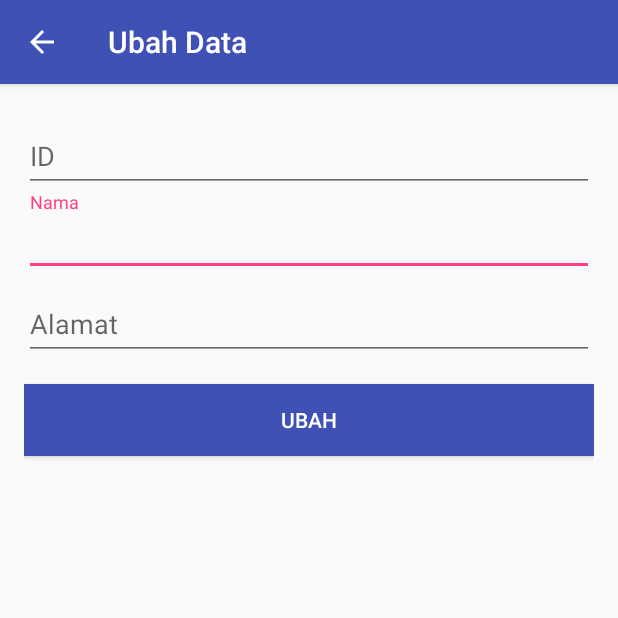
After one commit to MashudiSudonym/mobile-crud-api, an Android app: the UpdateActivity screen opened directly, with no data from a screen before it, on a phone screen of 412 x 824 dp, the top half of it. The commit adds this screen. Run offline under Robolectric (Android 15) with nearby library versions, the phone set to English and light mode, and no system bars; our stand-ins replace ButterKnife.

Commit message:
try update method

```diff
--- a/app/src/main/AndroidManifest.xml
+++ b/app/src/main/AndroidManifest.xml
@@ -17,7 +17,8 @@
                 <category android:name="android.intent.category.LAUNCHER" />
             </intent-filter>
         </activity>
-        <activity android:name=".ViewActivity"></activity>
+        <activity android:name=".ViewActivity" />
+        <activity android:name=".UpdateActivity"></activity>
     </application>
 
 </manifest>
--- a/app/src/main/java/sudonym/anggertugas/RegisterAPI.java
+++ b/app/src/main/java/sudonym/anggertugas/RegisterAPI.java
@@ -4,21 +4,31 @@ package sudonym.anggertugas;
  * Created by sudonym on 23/03/17.
  */
 
+import okhttp3.RequestBody;
 import retrofit2.Call;
 import retrofit2.http.Field;
 import retrofit2.http.FormUrlEncoded;
 import retrofit2.http.GET;
+import retrofit2.http.Multipart;
 import retrofit2.http.POST;
+import retrofit2.http.PUT;
+import retrofit2.http.Path;
 
 import static sudonym.anggertugas.R.string.nama;
 
 public interface RegisterAPI {
+    @FormUrlEncoded
+    @POST("/AddUsers")
+    Call<Value> daftar(@Field("nama") String nama,
+                       @Field("alamat") String alamat);
 
     @GET("/ShowUsers")
     Call<Value> view();
 
-    @FormUrlEncoded
-    @POST("/AddUsers")
-    Call<Value> daftar(@Field("nama") String nama,
-                       @Field("alamat") String alamat);
+    @Multipart
+    @POST("/UpdateUsers/{id}")
+    Call<Value> ubah(@Path("id") String id,
+                     @Field("nama") String nama,
+                     @Field("alamat") String alamat);
+
 }
--- /dev/null
+++ b/app/src/main/java/sudonym/anggertugas/UpdateActivity.java
@@ -0,0 +1,95 @@
+package sudonym.anggertugas;
+
+import android.app.ProgressDialog;
+import android.content.Intent;
+import android.support.v7.app.AppCompatActivity;
+import android.os.Bundle;
+import android.view.MenuItem;
+import android.widget.EditText;
+import android.widget.Toast;
+
+import butterknife.BindView;
+import butterknife.ButterKnife;
+import butterknife.OnClick;
+import retrofit2.Call;
+import retrofit2.Callback;
+import retrofit2.Response;
+import retrofit2.Retrofit;
+import retrofit2.converter.gson.GsonConverterFactory;
+
+import static android.os.Build.ID;
+import static sudonym.anggertugas.R.string.alamat;
+import static sudonym.anggertugas.R.string.id;
+import static sudonym.anggertugas.R.string.nama;
+
+public class UpdateActivity extends AppCompatActivity {
+
+    public static final String URL = "https://floating-garden-85536.herokuapp.com/";
+    private ProgressDialog progress;
+
+    @BindView(R.id.editTextId) EditText editTextId;
+    @BindView(R.id.editTextNama) EditText editTextNama;
+    @BindView(R.id.editTextAlamat) EditText editTextAlamat;
+
+    @OnClick(R.id.buttonUbah) void ubah() {
+        //membuat progress dialog
+        progress = new ProgressDialog(this);
+        progress.setCancelable(false);
+        progress.setMessage("Loading ...");
+        progress.show();
+
+        //mengambil data dari edittext
+
+        String id = editTextId.getText().toString();
+        String nama = editTextNama.getText().toString();
+        String alamat = editTextAlamat.getText().toString();
+
+        Retrofit retrofit = new Retrofit.Builder()
+                .baseUrl(URL)
+                .addConverterFactory(GsonConverterFactory.create())
+                .build();
+        RegisterAPI api = retrofit.create(RegisterAPI.class);
+        Call<Value> call = api.ubah(id, nama, alamat);
+        call.enqueue(new Callback<Value>() {
+            @Override
+            public void onResponse(Call<Value> call, Response<Value> response) {
+                String message = "cek data ";
+                progress.dismiss();
+                Toast.makeText(UpdateActivity.this, message, Toast.LENGTH_SHORT).show();
+            }
+
+            @Override
+            public void onFailure(Call<Value> call, Throwable t) {
+                t.printStackTrace();
+                progress.dismiss();
+                Toast.makeText(UpdateActivity.this, "Jaringan Error!", Toast.LENGTH_SHORT).show();
+            }
+        });
+    }
+
+    @Override
+    protected void onCreate(Bundle savedInstanceState) {
+        super.onCreate(savedInstanceState);
+        setContentView(R.layout.activity_update);
+        ButterKnife.bind(this);
+        getSupportActionBar().setDisplayHomeAsUpEnabled(true);
+        getSupportActionBar().setTitle("Ubah Data");
+
+        Intent intent = getIntent();
+        String nama = intent.getStringExtra("nama");
+        String alamat = intent.getStringExtra("alamat");
+
+        editTextNama.setText(nama);
+        editTextAlamat.setText(alamat);
+    }
+
+    @Override
+    public boolean onOptionsItemSelected(MenuItem item) {
+        switch (item.getItemId()) {
+            case android.R.id.home:
+                finish();
+                break;
+        }
+        return super.onOptionsItemSelected(item);
+    }
+}
--- a/app/src/main/java/sudonym/anggertugas/Value.java
+++ b/app/src/main/java/sudonym/anggertugas/Value.java
@@ -11,7 +11,7 @@ import java.util.List;
 
 public class Value {
 
-    private List<Result> result = null;
+    private List<Result> result;
 
     public List<Result> getResult(){
         return result;
--- /dev/null
+++ b/app/src/main/res/layout/activity_update.xml
@@ -0,0 +1,68 @@
+<?xml version="1.0" encoding="utf-8"?>
+<LinearLayout xmlns:android="http://schemas.android.com/apk/res/android"
+    xmlns:tools="http://schemas.android.com/tools"
+    android:id="@+id/activity_update"
+    android:layout_width="match_parent"
+    android:layout_height="match_parent"
+    android:paddingBottom="@dimen/activity_vertical_margin"
+    android:paddingLeft="@dimen/activity_horizontal_margin"
+    android:paddingRight="@dimen/activity_horizontal_margin"
+    android:paddingTop="@dimen/activity_vertical_margin"
+    android:orientation="vertical"
+    tools:context="sudonym.anggertugas.UpdateActivity">
+
+    <android.support.design.widget.TextInputLayout
+        android:layout_width="match_parent"
+        android:layout_height="wrap_content">
+
+        <EditText
+            android:id="@+id/editTextId"
+            android:layout_width="match_parent"
+            android:layout_height="wrap_content"
+            android:inputType="number"
+            android:clickable="false"
+            android:cursorVisible="false"
+            android:focusable="false"
+            android:focusableInTouchMode="false"
+            android:hint="@string/id"/>
+
+    </android.support.design.widget.TextInputLayout>
+
+    <android.support.design.widget.TextInputLayout
+        android:layout_width="match_parent"
+        android:layout_height="wrap_content">
+
+        <EditText
+            android:id="@+id/editTextNama"
+            android:layout_width="match_parent"
+            android:layout_height="wrap_content"
+            android:inputType="textCapWords"
+            android:hint="@string/nama"/>
+
+    </android.support.design.widget.TextInputLayout>
+
+    <android.support.design.widget.TextInputLayout
+        android:layout_width="match_parent"
+        android:layout_height="wrap_content">
+
+        <EditText
+            android:id="@+id/editTextAlamat"
+            android:layout_width="match_parent"
+            android:layout_height="wrap_content"
+            android:inputType="textCapWords"
+            android:hint="@string/alamat"/>
+
+    </android.support.design.widget.TextInputLayout>
+
+    <Button
+        android:id="@+id/buttonUbah"
+        android:layout_marginTop="@dimen/activity_horizontal_margin"
+        android:layout_width="match_parent"
+        android:layout_height="wrap_content"
+        android:text="UBAH"
+        android:background="@color/colorPrimary"
+        android:textAlignment="center"
+        android:fontFamily="sans-serif-medium"
+        android:textColor="@android:color/background_light" />
+
+</LinearLayout>
--- a/app/src/main/res/values/strings.xml
+++ b/app/src/main/res/values/strings.xml
@@ -5,4 +5,5 @@
     <string name="alamat">Alamat</string>
     <string name="register">Daftar</string>
     <string name="view">Lihat Data</string>
+    <string name="update">Ubah</string>
 </resources>
```
Also changed, not shown: app/src/main/java/sudonym/anggertugas/RecyclerViewAdapter.java (+15 -2 lines), app/src/main/java/sudonym/anggertugas/Result.java (+34 -8 lines), app/src/main/java/sudonym/anggertugas/ViewActivity.java (+8 -1 lines).
